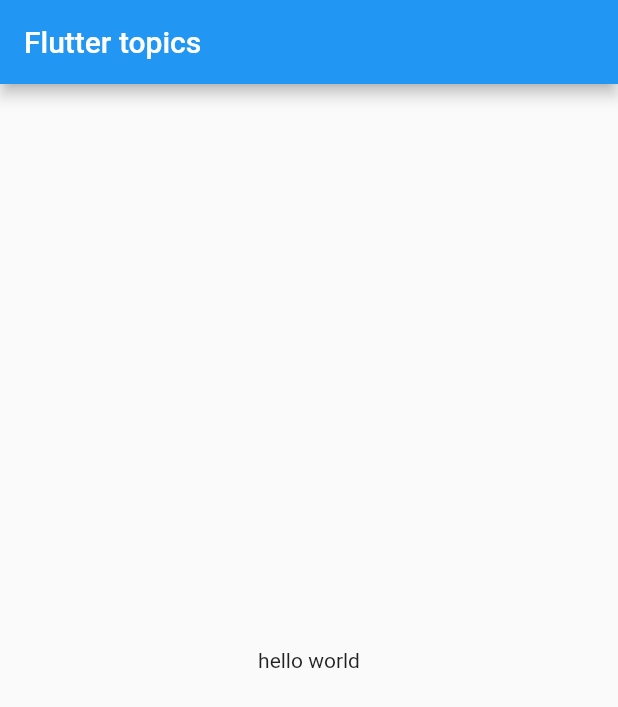
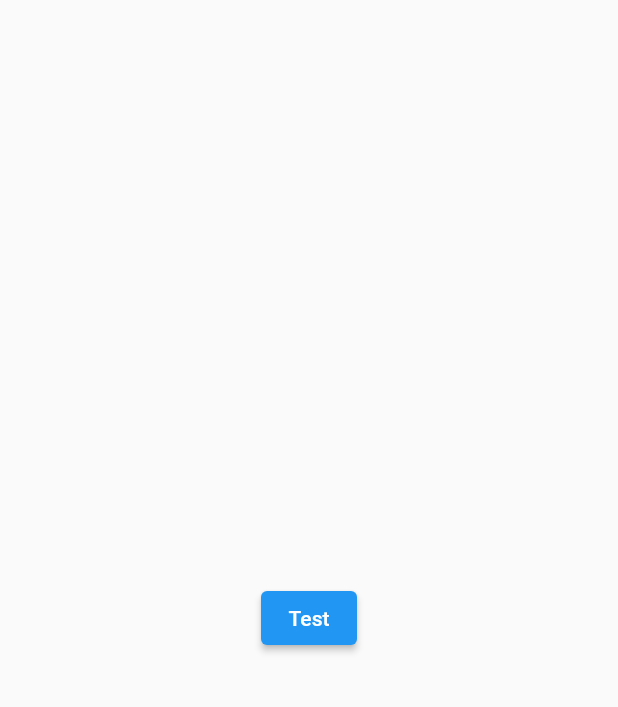
Before and after one commit to halim880/flutter, a Flutter app: the screen it shows after launch, on a phone screen of 412 x 824 dp. Shown: the top 707 px of the screen. Run offline on Flutter 3.47's test engine with Material 2 defaults, Android fonts, the phone set to English and light mode, and no system bars; our stand-ins replace get.

Commit message:
Base client implemented

```diff
--- /dev/null
+++ b/lib/app_constants/api_urls.dart
@@ -0,0 +1,6 @@
+
+
+class ApiUrl {
+  static const String baseUrl = "http://jsonplaceholder.typicode.com";
+  static const String data1 = "data1";
+}
--- a/lib/main.dart
+++ b/lib/main.dart
@@ -1,8 +1,9 @@
 
 import 'package:flutter/material.dart';
 import 'package:flutter/cupertino.dart';
+import 'package:get/get.dart';
+import '../views/pages/base_client_test_page.dart';
 import '../routes.dart';
-import '../views/pages/home_page.dart';
 
 void main(){
   runApp(const MyApp());
@@ -12,8 +13,8 @@
   const MyApp({ Key? key }) : super(key: key);
   @override
   Widget build(BuildContext context) {
-    return MaterialApp(
-      home: const HomePage(),
+    return GetMaterialApp(
+      home: BaseClientTestPage(),
       routes: routes,
     );
   }
--- /dev/null
+++ b/lib/views/pages/base_client_test_page.dart
@@ -0,0 +1,27 @@
+
+import 'package:flutter/material.dart';
+import 'package:flutter_topics/controllers/base_client_controller.dart';
+import 'package:flutter_topics/services/base_client.dart';
+
+class BaseClientTestPage extends StatelessWidget {
+  BaseClientTestPage({ Key? key }) : super(key: key);
+
+  final controller = BaseClientController();
+  static const String routeName = "base-client-test";
+
+  void _onPressed(){
+    controller.getData();
+  }
+
+  @override
+  Widget build(BuildContext context) {
+    return Scaffold(
+      body: Center(
+        child: ElevatedButton(
+          onPressed: _onPressed,
+          child: const Text("Test"),
+        )
+      ,),
+    );
+  }
+}
```
Also changed, not shown: lib/controllers/base_client_controller.dart (added, +17 -0 lines), lib/controllers/base_controller.dart (added, +30 -0 lines), lib/helpers/dialog_helper.dart (added, +45 -0 lines), lib/services/api_exeptions.dart (added, +25 -0 lines), lib/services/base_client.dart (added, +82 -0 lines), pubspec.yaml (+3 -6 lines), pubspec.lock.
